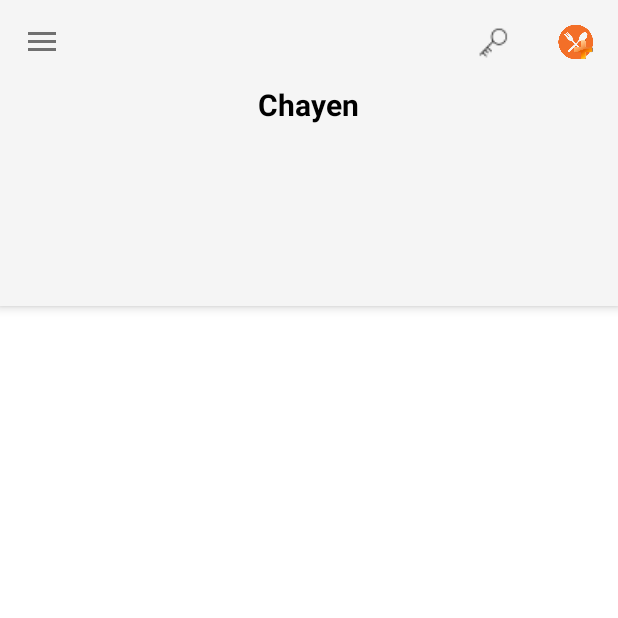
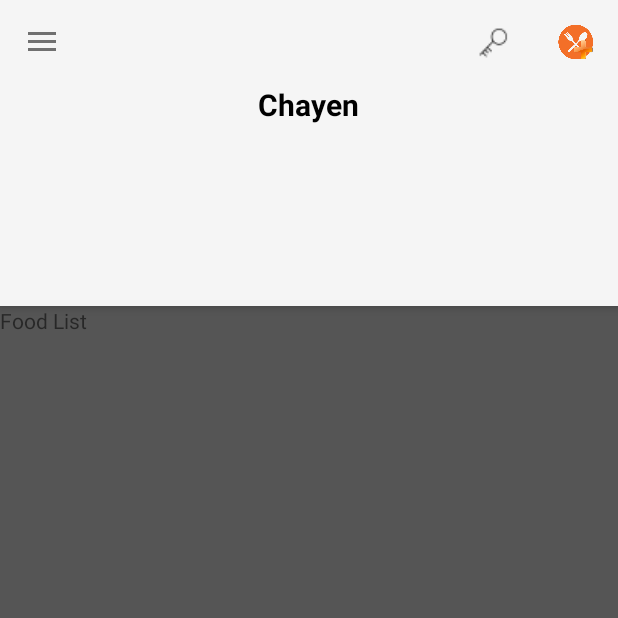
Before and after one commit to coolcyrstal/CookingSupporter, an Android app: the HomePage screen opened directly, with no data from a screen before it, on a phone screen of 412 x 824 dp, the top half of it. Run offline under Robolectric (Android 15) with nearby library versions, the phone set to English and light mode, and no system bars.

Commit message:
add viewpager(main food list + history menu user) + edit some attr

```diff
--- a/app/src/main/java/com/example/chayen/cookingsupporter/MainPage/HomePage.java
+++ b/app/src/main/java/com/example/chayen/cookingsupporter/MainPage/HomePage.java
@@ -57,6 +57,7 @@ public class HomePage extends AppCompatActivity implements NavigationView.OnNavi
         initialize();
         setToolbar();
         setDrawer();
+        setViewPager();
     }
 
     private void setViewPager() {
--- a/app/src/main/res/layout/fragment_main_home_page.xml
+++ b/app/src/main/res/layout/fragment_main_home_page.xml
@@ -2,12 +2,13 @@
     xmlns:tools="http://schemas.android.com/tools"
     android:layout_width="match_parent"
     android:layout_height="match_parent"
-    tools:context="com.example.chayen.cookingsupporter.MainPage.MainHomePageFragment">
+    tools:context="com.example.chayen.cookingsupporter.MainPage.MainHomePageFragment"
+    android:background="#555">
 
 
     <TextView
         android:layout_width="match_parent"
         android:layout_height="match_parent"
-        android:text="@string/hello_blank_fragment" />
+        android:text="@string/mainFragment" />
 
 </FrameLayout>
--- a/app/src/main/res/menu/menu_search.xml
+++ b/app/src/main/res/menu/menu_search.xml
@@ -9,7 +9,7 @@
         app:showAsAction="always" />
 
     <item
-        android:title="@string/search"
+        android:title="@string/addFood"
         android:icon="@drawable/icon_add_food"
         android:id="@+id/icon_add_food"
         app:showAsAction="always" />
--- a/app/src/main/res/values/strings.xml
+++ b/app/src/main/res/values/strings.xml
@@ -10,7 +10,9 @@
     <string name="openDrawer">open</string>
     <string name="closeDrawer">close</string>
     <string name="search">Search</string>
+    <string name="addFood">Add Food</string>
 
+    <string name="mainFragment">Food List</string>
     <string name="loading">Loading</string>
 
 </resources>
```
